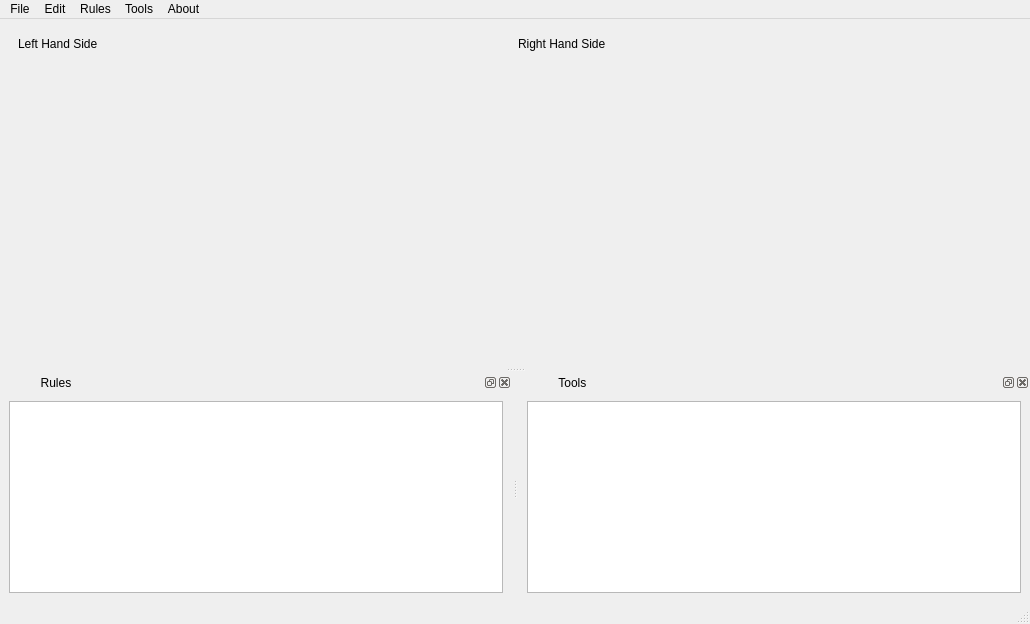
The window that guiAGMEditor.ui (rahulkatiyar19955/AGM) describes before a commit, drawn with Qt 5.
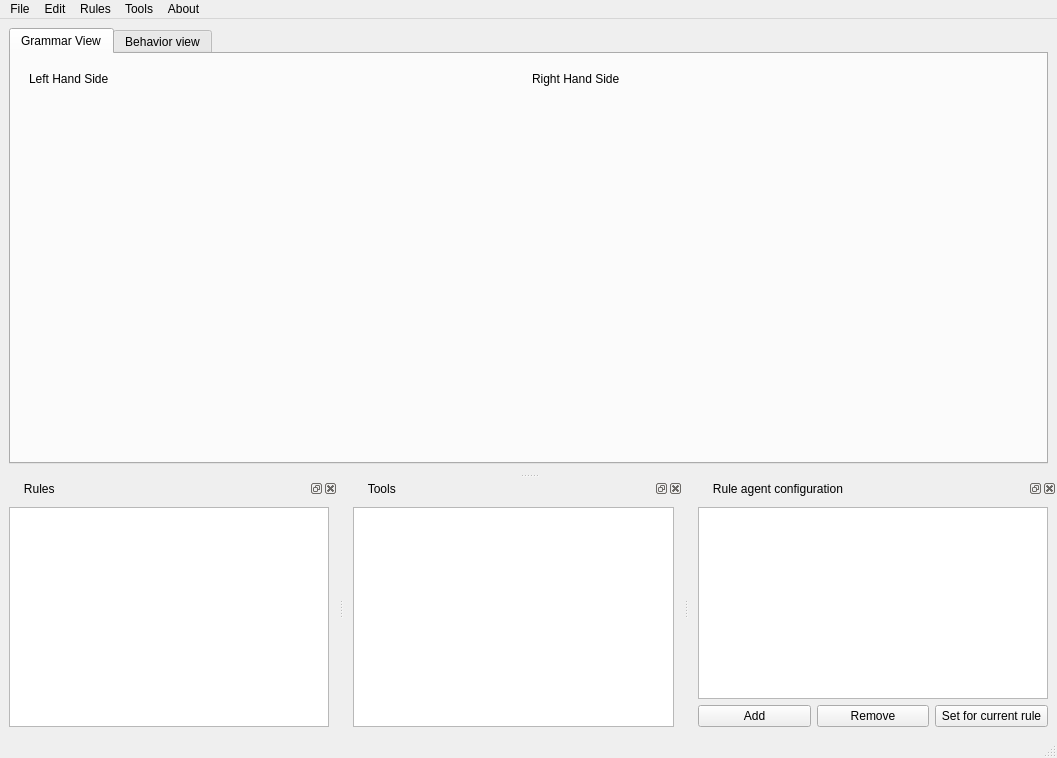
The same window after the commit. The open tabs and pages were chosen to show the change.

```diff
--- a/guiAGMEditor.ui
+++ b/guiAGMEditor.ui
@@ -6,53 +6,72 @@
    <rect>
     <x>0</x>
     <y>0</y>
-    <width>1030</width>
-    <height>624</height>
+    <width>1057</width>
+    <height>758</height>
    </rect>
   </property>
   <property name="windowTitle">
    <string>AGMEditor</string>
   </property>
   <widget class="QWidget" name="centralwidget">
-   <layout class="QHBoxLayout" name="horizontalLayout">
+   <layout class="QVBoxLayout" name="verticalLayout_3">
+    <item>
+     <widget class="QTabWidget" name="tabWidget">
+      <property name="currentIndex">
+       <number>1</number>
+      </property>
+      <widget class="QWidget" name="tab">
+       <attribute name="title">
+        <string>Grammar View</string>
+       </attribute>
+       <layout class="QVBoxLayout" name="verticalLayout_4">
     <item>
      <widget class="QWidget" name="widget" native="true">
       <layout class="QGridLayout" name="gridLayout">
-       <item row="0" column="0">
+           <item row="2" column="0">
+            <widget class="QWidget" name="lhsParentWidget" native="true">
+             <property name="sizePolicy">
+              <sizepolicy hsizetype="Preferred" vsizetype="Preferred">
+               <horstretch>1</horstretch>
+               <verstretch>1</verstretch>
+              </sizepolicy>
+             </property>
+            </widget>
+           </item>
+           <item row="2" column="1">
+            <widget class="QWidget" name="rhsParentWidget" native="true">
+             <property name="sizePolicy">
+              <sizepolicy hsizetype="Preferred" vsizetype="Preferred">
+               <horstretch>1</horstretch>
+               <verstretch>1</verstretch>
+              </sizepolicy>
+             </property>
+            </widget>
+           </item>
+           <item row="1" column="0">
         <widget class="QLabel" name="label_2">
          <property name="text">
           <string>Left Hand Side</string>
          </property>
         </widget>
        </item>
-       <item row="0" column="1">
+           <item row="1" column="1">
         <widget class="QLabel" name="label">
          <property name="text">
           <string>Right Hand Side</string>
          </property>
         </widget>
        </item>
-       <item row="1" column="1">
-        <widget class="QWidget" name="rhsParentWidget" native="true">
-         <property name="sizePolicy">
-          <sizepolicy hsizetype="Preferred" vsizetype="Preferred">
-           <horstretch>1</horstretch>
-           <verstretch>1</verstretch>
-          </sizepolicy>
-         </property>
-        </widget>
-       </item>
-       <item row="1" column="0">
-        <widget class="QWidget" name="lhsParentWidget" native="true">
-         <property name="sizePolicy">
-          <sizepolicy hsizetype="Preferred" vsizetype="Preferred">
-           <horstretch>1</horstretch>
-           <verstretch>1</verstretch>
-          </sizepolicy>
-         </property>
-        </widget>
-       </item>
-      </layout>
+          </layout>
+         </widget>
+        </item>
+       </layout>
+      </widget>
+      <widget class="QWidget" name="tab_2">
+       <attribute name="title">
+        <string>Behavior view</string>
+       </attribute>
+      </widget>
      </widget>
     </item>
    </layout>
@@ -62,8 +81,8 @@
     <rect>
      <x>0</x>
      <y>0</y>
-     <width>1030</width>
-     <height>23</height>
+     <width>1057</width>
+     <height>19</height>
     </rect>
    </property>
    <widget class="QMenu" name="menuFile">
@@ -112,7 +131,7 @@
   <widget class="QStatusBar" name="statusbar"/>
   <widget class="QDockWidget" name="productionsWidget">
    <property name="windowTitle">
-    <string>           Rules</string>
+    <string>      Rules</string>
    </property>
    <attribute name="dockWidgetArea">
     <number>8</number>
@@ -134,7 +153,7 @@
   </widget>
   <widget class="QDockWidget" name="toolsWidget">
    <property name="windowTitle">
-    <string>           Tools</string>
+    <string>      Tools</string>
    </property>
    <attribute name="dockWidgetArea">
     <number>8</number>
@@ -154,6 +173,52 @@
     </layout>
    </widget>
   </widget>
+  <widget class="QDockWidget" name="behaviorsWidget">
+   <property name="floating">
+    <bool>false</bool>
+   </property>
+   <property name="allowedAreas">
+    <set>Qt::BottomDockWidgetArea</set>
+   </property>
+   <property name="windowTitle">
+    <string>      Rule agent configuration</string>
+   </property>
+   <attribute name="dockWidgetArea">
+    <number>8</number>
+   </attribute>
+   <widget class="QWidget" name="dockWidgetContents_2">
+    <layout class="QVBoxLayout" name="verticalLayout_5">
+     <item>
+      <widget class="QListWidget" name="behaviorListWidget"/>
+     </item>
+     <item>
+      <layout class="QHBoxLayout" name="horizontalLayout">
+       <item>
+        <widget class="QPushButton" name="addBehaviorButton">
+         <property name="text">
+          <string>Add</string>
+         </property>
+        </widget>
+       </item>
+       <item>
+        <widget class="QPushButton" name="removeBehaviorButton">
+         <property name="text">
+          <string>Remove</string>
+         </property>
+        </widget>
+       </item>
+       <item>
+        <widget class="QPushButton" name="setBehaviorButton">
+         <property name="text">
+          <string>Set for current rule</string>
+         </property>
+        </widget>
+       </item>
+      </layout>
+     </item>
+    </layout>
+   </widget>
+  </widget>
   <action name="actionChangeAppearance">
    <property name="text">
     <string>Change node appearance</string>
```
Lines whose indentation alone changed are shown as unchanged.
